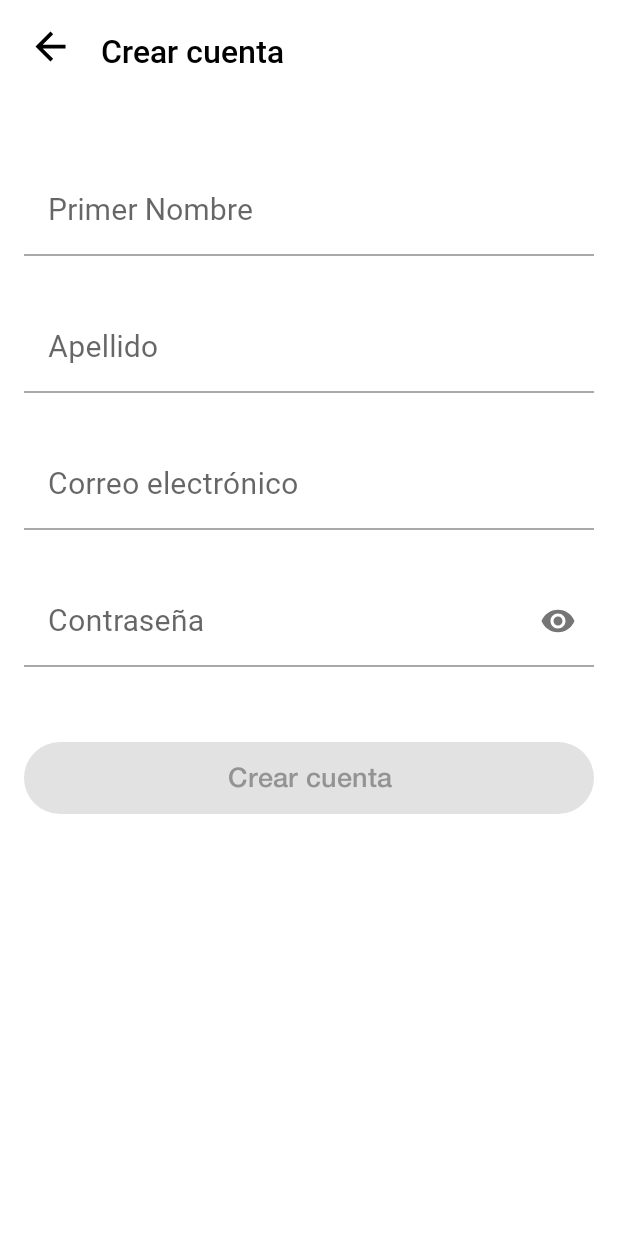
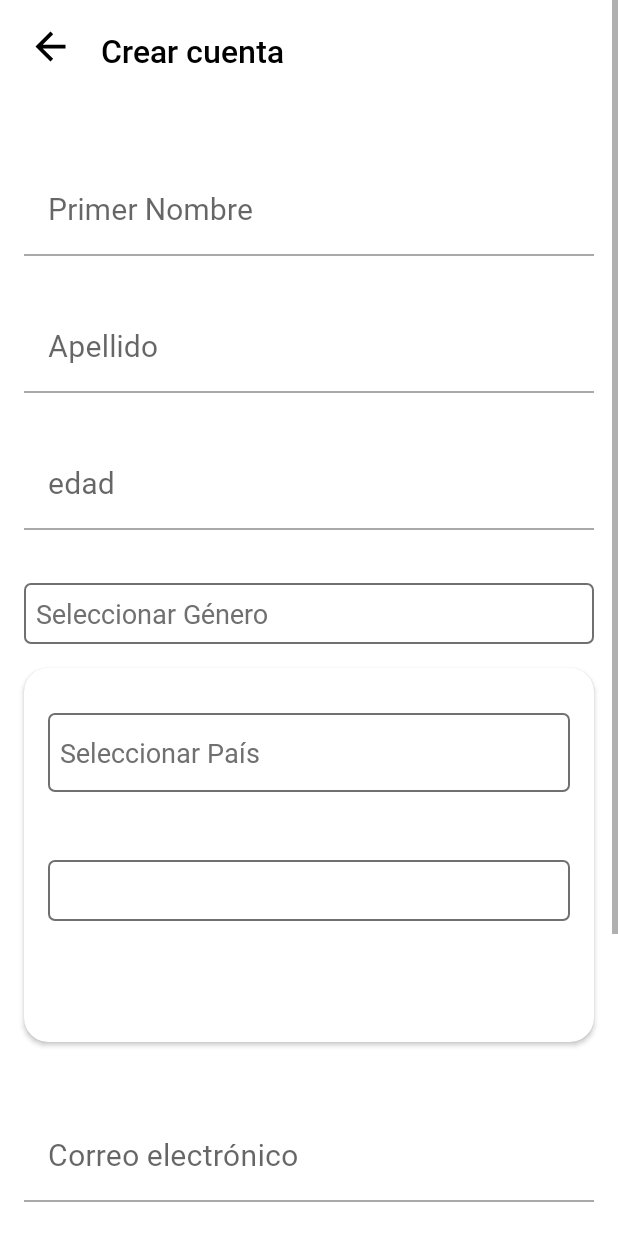
Before and after one commit to tatangames/abbaAndroid, an Android app: the screen it shows after launch (LoginActivity), after a tap on "Registrarse", on a phone screen of 412 x 824 dp. Run offline under Robolectric (Android 15) with nearby library versions, the phone set to English and light mode, and no system bars; our stand-ins replace RxJava, Shimmer; libraries missing offline, so code that uses them is left out: com.developer.kalert, es.dmoral.toasty.

Commit message:
ajustando pantalla de registro

```diff
--- /dev/null
+++ b/app/src/main/java/com/tatanstudios/abba/adaptadores/spinner/AdaptadorSpinnerGenero.java
@@ -0,0 +1,52 @@
+package com.tatanstudios.abba.adaptadores.spinner;
+
+import android.content.Context;
+import android.view.LayoutInflater;
+import android.view.View;
+import android.view.ViewGroup;
+import android.widget.ArrayAdapter;
+import android.widget.TextView;
+
+import androidx.annotation.NonNull;
+import androidx.annotation.Nullable;
+import androidx.core.content.ContextCompat;
+
+import com.tatanstudios.abba.R;
+
+public class AdaptadorSpinnerGenero extends ArrayAdapter<String> {
+
+
+    private Context context;
+
+    public AdaptadorSpinnerGenero(@NonNull Context context, int resource, @NonNull String[] objects) {
+        super(context, resource, objects);
+        this.context = context;
+    }
+
+    @NonNull
+    @Override
+    public View getView(int position, @Nullable View convertView, @NonNull ViewGroup parent) {
+        return createView(position, convertView, parent, position == 0);
+    }
+
+    @Override
+    public View getDropDownView(int position, @Nullable View convertView, @NonNull ViewGroup parent) {
+        return createView(position, convertView, parent, false);
+    }
+
+    private View createView(int position, @Nullable View convertView, @NonNull ViewGroup parent, boolean isFirstItem) {
+        if (convertView == null) {
+            LayoutInflater inflater = LayoutInflater.from(context);
+            convertView = inflater.inflate(R.layout.spinner_item_layout, parent, false);
+        }
+
+        TextView textView = convertView.findViewById(android.R.id.text1);
+        textView.setText(getItem(position));
+
+        // Color del texto para el primer elemento
+        int textColor = isFirstItem ? ContextCompat.getColor(context, R.color.colorTextoGris) : ContextCompat.getColor(context, R.color.black);
+        textView.setTextColor(textColor);
+
+        return convertView;
+    }
+}
--- /dev/null
+++ b/app/src/main/java/com/tatanstudios/abba/adaptadores/spinner/AdaptadorSpinnerIglesia.java
@@ -0,0 +1,52 @@
+package com.tatanstudios.abba.adaptadores.spinner;
+
+import android.content.Context;
+import android.view.LayoutInflater;
+import android.view.View;
+import android.view.ViewGroup;
+import android.widget.ArrayAdapter;
+import android.widget.TextView;
+
+import androidx.annotation.NonNull;
+import androidx.annotation.Nullable;
+import androidx.core.content.ContextCompat;
+
+import com.tatanstudios.abba.R;
+
+public class AdaptadorSpinnerIglesia extends ArrayAdapter<String> {
+
+
+    private Context context;
+
+    public AdaptadorSpinnerIglesia(@NonNull Context context, int resource, @NonNull String[] objects) {
+        super(context, resource, objects);
+        this.context = context;
+    }
+
+    @NonNull
+    @Override
+    public View getView(int position, @Nullable View convertView, @NonNull ViewGroup parent) {
+        return createView(position, convertView, parent, position == 0);
+    }
+
+    @Override
+    public View getDropDownView(int position, @Nullable View convertView, @NonNull ViewGroup parent) {
+        return createView(position, convertView, parent, false);
+    }
+
+    private View createView(int position, @Nullable View convertView, @NonNull ViewGroup parent, boolean isFirstItem) {
+        if (convertView == null) {
+            LayoutInflater inflater = LayoutInflater.from(context);
+            convertView = inflater.inflate(R.layout.spinner_item_layout, parent, false);
+        }
+
+        TextView textView = convertView.findViewById(android.R.id.text1);
+        textView.setText(getItem(position));
+
+        // Color del texto para el primer elemento
+        int textColor = ContextCompat.getColor(context, R.color.black);
+        textView.setTextColor(textColor);
+
+        return convertView;
+    }
+}
--- /dev/null
+++ b/app/src/main/java/com/tatanstudios/abba/adaptadores/spinner/AdaptadorSpinnerPais.java
@@ -0,0 +1,71 @@
+package com.tatanstudios.abba.adaptadores.spinner;
+
+import android.content.Context;
+import android.view.LayoutInflater;
+import android.view.View;
+import android.view.ViewGroup;
+import android.widget.ArrayAdapter;
+import android.widget.ImageView;
+import android.widget.TextView;
+
+import androidx.annotation.NonNull;
+import androidx.annotation.Nullable;
+import androidx.core.content.ContextCompat;
+
+import com.tatanstudios.abba.R;
+
+public class AdaptadorSpinnerPais extends ArrayAdapter<String> {
+
+
+    private Context context;
+
+    public AdaptadorSpinnerPais(@NonNull Context context, int resource, @NonNull String[] objects) {
+        super(context, resource, objects);
+        this.context = context;
+    }
+
+    @NonNull
+    @Override
+    public View getView(int position, @Nullable View convertView, @NonNull ViewGroup parent) {
+        return createView(position, convertView, parent, position == 0);
+    }
+
+    @Override
+    public View getDropDownView(int position, @Nullable View convertView, @NonNull ViewGroup parent) {
+        return createView(position, convertView, parent, false);
+    }
+
+    private View createView(int position, @Nullable View convertView, @NonNull ViewGroup parent, boolean isFirstItem) {
+        if (convertView == null) {
+            LayoutInflater inflater = LayoutInflater.from(context);
+            convertView = inflater.inflate(R.layout.spinner_item_img_layout, parent, false);
+        }
+
+
+        ImageView imgBandera = convertView.findViewById(R.id.imageView);
+
+        switch (position) {
+            case 0:
+                imgBandera.setVisibility(View.GONE);
+                break;
+            case 1:
+                imgBandera.setImageResource(R.drawable.flag_elsalvador);
+                break;
+            case 2:
+                imgBandera.setImageResource(R.drawable.flag_guatemala);
+                break;
+            default:
+                imgBandera.setVisibility(View.INVISIBLE);
+                break;
+        }
+
+        TextView textView = convertView.findViewById(android.R.id.text1);
+        textView.setText(getItem(position));
+
+        // Color del texto para el primer elemento
+        int textColor = isFirstItem ? ContextCompat.getColor(context, R.color.colorTextoGris) : ContextCompat.getColor(context, R.color.black);
+        textView.setTextColor(textColor);
+
+        return convertView;
+    }
+}
--- /dev/null
+++ b/app/src/main/java/com/tatanstudios/abba/adaptadores/spinner/AdaptadorSpinnerZona.java
@@ -0,0 +1,53 @@
+package com.tatanstudios.abba.adaptadores.spinner;
+
+import android.content.Context;
+import android.view.LayoutInflater;
+import android.view.View;
+import android.view.ViewGroup;
+import android.widget.ArrayAdapter;
+import android.widget.ImageView;
+import android.widget.TextView;
+
+import androidx.annotation.NonNull;
+import androidx.annotation.Nullable;
+import androidx.core.content.ContextCompat;
+
+import com.tatanstudios.abba.R;
+
+public class AdaptadorSpinnerZona extends ArrayAdapter<String> {
+
+
+    private Context context;
+
+    public AdaptadorSpinnerZona(@NonNull Context context, int resource, @NonNull String[] objects) {
+        super(context, resource, objects);
+        this.context = context;
+    }
+
+    @NonNull
+    @Override
+    public View getView(int position, @Nullable View convertView, @NonNull ViewGroup parent) {
+        return createView(position, convertView, parent, position == 0);
+    }
+
+    @Override
+    public View getDropDownView(int position, @Nullable View convertView, @NonNull ViewGroup parent) {
+        return createView(position, convertView, parent, false);
+    }
+
+    private View createView(int position, @Nullable View convertView, @NonNull ViewGroup parent, boolean isFirstItem) {
+        if (convertView == null) {
+            LayoutInflater inflater = LayoutInflater.from(context);
+            convertView = inflater.inflate(R.layout.spinner_item_layout, parent, false);
+        }
+
+        TextView textView = convertView.findViewById(android.R.id.text1);
+        textView.setText(getItem(position));
+
+        // Color del texto para el primer elemento
+        int textColor = ContextCompat.getColor(context, R.color.black);
+        textView.setTextColor(textColor);
+
+        return convertView;
+    }
+}
--- a/app/src/main/java/com/tatanstudios/abba/fragmentos/registro/FragmentRegistro.java
+++ b/app/src/main/java/com/tatanstudios/abba/fragmentos/registro/FragmentRegistro.java
@@ -17,10 +17,13 @@ import android.view.LayoutInflater;
 import android.view.View;
 import android.view.ViewGroup;
 import android.view.inputmethod.InputMethodManager;
+import android.widget.AdapterView;
+import android.widget.ArrayAdapter;
 import android.widget.Button;
 import android.widget.ImageView;
 import android.widget.ProgressBar;
 import android.widget.RelativeLayout;
+import android.widget.Spinner;
 import android.widget.Toast;
 
 import androidx.core.content.ContextCompat;
@@ -31,11 +34,16 @@ import com.google.android.material.textfield.TextInputEditText;
 import com.google.android.material.textfield.TextInputLayout;
 import com.tatanstudios.abba.R;
 import com.tatanstudios.abba.activitys.principal.PrincipalActivity;
+import com.tatanstudios.abba.adaptadores.spinner.AdaptadorSpinnerGenero;
+import com.tatanstudios.abba.adaptadores.spinner.AdaptadorSpinnerPais;
+import com.tatanstudios.abba.adaptadores.spinner.AdaptadorSpinnerZona;
 import com.tatanstudios.abba.network.ApiService;
 import com.tatanstudios.abba.network.RetrofitBuilder;
 import com.tatanstudios.abba.network.TokenManager;
 
 
+import java.util.HashMap;
+import java.util.Map;
 import java.util.Objects;
 
 import es.dmoral.toasty.Toasty;
@@ -60,6 +68,7 @@ public class FragmentRegistro extends Fragment {
     private boolean boolCorreo, boolContrasena = false;
     private TokenManager tokenManager;
 
+    private Spinner spinGenero, spinPais, spinZona, iglesiaSpinner;
 
     @Override
     public View onCreateView(LayoutInflater inflater, ViewGroup container, Bundle savedInstanceState) {
@@ -79,10 +88,15 @@ public class FragmentRegistro extends Fragment {
         edtContrasena = vista.findViewById(R.id.edtContrasena);
         rootRelative = vista.findViewById(R.id.rootRelative);
 
+        spinGenero = vista.findViewById(R.id.generoSpinner);
+        spinPais = vista.findViewById(R.id.paisSpinner);
+        spinZona = vista.findViewById(R.id.zonaSpinner);
+        iglesiaSpinner = vista.findViewById(R.id.iglesiaSpinner);
+
+
         btnRegistro = vista.findViewById(R.id.btnRegistro);
         btnRegistro.setEnabled(false);
         tokenManager = TokenManager.getInstance(getActivity().getSharedPreferences("prefs", MODE_PRIVATE));
-
 
         int colorProgress = ContextCompat.getColor(requireContext(), R.color.colorProgress);
 
@@ -107,6 +121,8 @@ public class FragmentRegistro extends Fragment {
             confirmarRegistro();
         });
 
+        // llenar los spinner
+        llenarSpinner();
 
         edtNombre.addTextChangedListener(new TextWatcher() {
             @Override
@@ -215,6 +231,82 @@ public class FragmentRegistro extends Fragment {
 
 
         return vista;
+    }
+
+    private void llenarSpinner(){
+
+        String[] listaGeneros = getResources().getStringArray(R.array.generos_array);
+
+        AdaptadorSpinnerGenero generoAdapter = new AdaptadorSpinnerGenero(getContext(), android.R.layout.simple_spinner_item, listaGeneros);
+        generoAdapter.setDropDownViewResource(android.R.layout.simple_spinner_dropdown_item);
+
+        spinGenero.setAdapter(generoAdapter);
+
+
+        // ***************************
+
+        String[] listaPais = getResources().getStringArray(R.array.pais_array);
+
+        AdaptadorSpinnerPais paisAdapter = new AdaptadorSpinnerPais(getContext(), android.R.layout.simple_spinner_item, listaPais);
+        paisAdapter.setDropDownViewResource(android.R.layout.simple_spinner_dropdown_item);
+
+        spinPais.setAdapter(paisAdapter);
+
+
+        // ***************************
+
+        // Define los conjuntos de datos para ambos Spinners
+        final String[] pais = getResources().getStringArray(R.array.pais_array);
+        final Map<String, String[]> subZonasMap = new HashMap<>();
+        subZonasMap.put(pais[0], getResources().getStringArray(R.array.vacio_array));
+        subZonasMap.put(pais[1], getResources().getStringArray(R.array.areas_elsalvador_array));
+        subZonasMap.put(pais[2], getResources().getStringArray(R.array.areas_guatemala_array));
+
+
+        ArrayAdapter<String> subZonaAdapter = new ArrayAdapter<>(getContext(), android.R.layout.simple_spinner_item, new String[]{});
+        subZonaAdapter.setDropDownViewResource(android.R.layout.simple_spinner_dropdown_item);
+        spinZona.setAdapter(subZonaAdapter);
+
+
+        spinPais.setOnItemSelectedListener(new AdapterView.OnItemSelectedListener() {
+            @Override
+            public void onItemSelected(AdapterView<?> parentView, View selectedItemView, int position, long id) {
+                // Actualiza el conjunto de datos del segundo Spinner según la posición seleccionada
+                String selectedGenero = pais[position];
+                String[] subGeneros = subZonasMap.get(selectedGenero);
+                updateSubGeneroSpinner(spinZona, subGeneros);
+            }
+
+            @Override
+            public void onNothingSelected(AdapterView<?> parentView) {
+                // Implementa según sea necesario
+            }
+        });
+
+
+
+        //**************************
+
+       /* final String[] zonas = getResources().getStringArray(R.array.pais_array);
+        final Map<String, String[]> subZonasMap = new HashMap<>();
+        subZonasMap.put(zonas[0], getResources().getStringArray(R.array.vacio_array));
+        subZonasMap.put(zonas[1], getResources().getStringArray(R.array.areas_elsalvador_array));
+        subZonasMap.put(zonas[2], getResources().getStringArray(R.array.areas_guatemala_array));
+        */
+
+
+
+    }
+
+    private void updateSubGeneroSpinner(Spinner subZonasSpinner, String[] subZonas) {
+        // Actualiza el adaptador del segundo Spinner con el nuevo conjunto de datos
+        /*ArrayAdapter<String> subGeneroAdapter = new ArrayAdapter<>(getContext(), android.R.layout.simple_spinner_item, subGeneros);
+        subGeneroAdapter.setDropDownViewResource(android.R.layout.simple_spinner_dropdown_item);
+        subGeneroSpinner.setAdapter(subGeneroAdapter);*/
+
+        AdaptadorSpinnerZona zonaAdapter = new AdaptadorSpinnerZona(getContext(), R.layout.spinner_item_layout, subZonas);
+        zonaAdapter.setDropDownViewResource(android.R.layout.simple_spinner_dropdown_item);
+        subZonasSpinner.setAdapter(zonaAdapter);
     }
 
     private void verificarEntradas(){
--- /dev/null
+++ b/app/src/main/res/drawable/spinner_border.xml
@@ -0,0 +1,9 @@
+<?xml version="1.0" encoding="utf-8"?>
+<shape xmlns:android="http://schemas.android.com/apk/res/android"
+    android:shape="rectangle">
+    <solid android:color="#FFFFFF" />
+    <corners android:radius="4dp" />
+    <stroke
+        android:color="@color/colorTextoGris"
+    android:width="1dp" />
+</shape>
--- a/app/src/main/res/layout/fragment_login.xml
+++ b/app/src/main/res/layout/fragment_login.xml
@@ -51,7 +51,7 @@
                     android:text="@string/bienvenidos_a_abba_app"
                     android:lineSpacingExtra="12dp"
                     android:textColor="@color/black"
-                    android:textSize="26sp"
+                    android:textSize="24sp"
                     app:layout_constraintEnd_toEndOf="parent"
                     app:layout_constraintStart_toStartOf="parent"
                     app:layout_constraintTop_toTopOf="parent" />
@@ -108,7 +108,7 @@
                 android:gravity="center"
                 android:text="@string/levantado_el_ejercito"
                 android:textColor="@color/black"
-                android:textSize="22sp"
+                android:textSize="21sp"
                 app:layout_constraintBottom_toBottomOf="parent"
                 app:layout_constraintEnd_toEndOf="parent"
                 app:layout_constraintHorizontal_bias="0.0"
--- a/app/src/main/res/layout/fragment_registro.xml
+++ b/app/src/main/res/layout/fragment_registro.xml
@@ -116,13 +116,11 @@
                     app:hintTextAppearance="@style/Style_HintInput" />
 
 
-
             </com.google.android.material.textfield.TextInputLayout>
 
 
             <com.google.android.material.textfield.TextInputLayout
-
-                android:id="@+id/inputCorreo"
+                android:id="@+id/inputEdad"
                 style="@style/Style_TextInput"
                 android:layout_width="match_parent"
                 android:layout_height="wrap_content"
@@ -137,6 +135,108 @@
                 app:layout_constraintEnd_toEndOf="parent"
                 app:layout_constraintStart_toStartOf="parent"
                 app:layout_constraintTop_toBottomOf="@+id/inputApellido">
+
+                <com.google.android.material.textfield.TextInputEditText
+                    android:id="@+id/edtEdad"
+                    android:layout_width="match_parent"
+                    android:layout_height="wrap_content"
+                    android:background="@android:color/transparent"
+                    android:fontFamily="@font/roboto_regular"
+                    android:hint="@string/edad"
+                    android:inputType="number"
+                    android:maxLength="3"
+                    android:textColor="@color/black"
+                    android:textSize="20sp"
+                    android:textStyle="normal"
+                    app:hintTextAppearance="@style/Style_HintInput" />
+
+            </com.google.android.material.textfield.TextInputLayout>
+
+
+            <Spinner
+                android:id="@+id/generoSpinner"
+                android:layout_width="match_parent"
+                android:layout_height="wrap_content"
+                android:layout_marginStart="16dp"
+                android:layout_marginTop="35dp"
+                android:layout_marginEnd="16dp"
+                android:background="@drawable/spinner_border"
+                app:layout_constraintEnd_toEndOf="parent"
+                app:layout_constraintStart_toStartOf="parent"
+                app:layout_constraintTop_toBottomOf="@+id/inputEdad"/>
+
+
+
+            <androidx.cardview.widget.CardView
+                android:id="@+id/micardview"
+                android:layout_width="match_parent"
+                android:layout_height="wrap_content"
+                android:layout_margin="16dp"
+                app:cardCornerRadius="16dp"
+                android:layout_marginTop="35dp"
+                app:layout_constraintEnd_toEndOf="parent"
+                app:layout_constraintStart_toStartOf="parent"
+                app:layout_constraintTop_toBottomOf="@+id/generoSpinner">
+
+                <!-- Contenido de la tarjeta -->
+                <LinearLayout
+                    android:layout_width="match_parent"
+                    android:layout_height="wrap_content"
+                    android:orientation="vertical">
+
+
+                    <Spinner
+                        android:id="@+id/paisSpinner"
+                        android:layout_width="match_parent"
+                        android:layout_height="wrap_content"
+                        android:layout_marginStart="16dp"
+                        android:layout_marginTop="30dp"
+                        android:layout_marginEnd="16dp"
+                        android:background="@drawable/spinner_border" />
+
+
+                    <Spinner
+                        android:id="@+id/zonaSpinner"
+                        android:layout_width="match_parent"
+                        android:layout_height="wrap_content"
+                        android:layout_marginStart="16dp"
+                        android:layout_marginTop="45dp"
+                        android:layout_marginEnd="16dp"
+                        android:background="@drawable/spinner_border" />
+
+
+                    <Spinner
+                        android:id="@+id/iglesiaSpinner"
+                        android:layout_width="match_parent"
+                        android:layout_height="wrap_content"
+                        android:layout_marginStart="16dp"
+                        android:layout_marginTop="45dp"
+                        android:layout_marginEnd="16dp"
+                        android:layout_marginBottom="35dp"
+                        android:background="@drawable/spinner_border" />
+
+
+                </LinearLayout>
+            </androidx.cardview.widget.CardView>
+
+
+            <com.google.android.material.textfield.TextInputLayout
+
+                android:id="@+id/inputCorreo"
+                style="@style/Style_TextInput"
+                android:layout_width="match_parent"
+                android:layout_height="wrap_content"
+                android:layout_marginStart="16dp"
+                android:layout_marginTop="45dp"
+                android:layout_marginEnd="16dp"
+                app:boxStrokeColor="@color/selector_line_color"
+                app:boxStrokeWidth="1dp"
+                app:errorIconDrawable="@null"
+                app:errorTextAppearance="@style/Style_ErrorInput"
+                app:hintTextColor="@color/colorTextoGris"
+                app:layout_constraintEnd_toEndOf="parent"
+                app:layout_constraintStart_toStartOf="parent"
+                app:layout_constraintTop_toBottomOf="@+id/micardview">
 
                 <com.google.android.material.textfield.TextInputEditText
                     android:id="@+id/edtCorreo"
@@ -204,9 +304,9 @@
                 android:paddingTop="5dp"
                 android:paddingBottom="5dp"
                 android:text="@string/crear_cuenta"
+                android:textAllCaps="false"
                 android:textColor="@color/colorGrisBotonRegistroTexto"
                 android:textSize="18sp"
-                android:textAllCaps="false"
                 app:layout_constraintBottom_toBottomOf="parent"
                 app:layout_constraintEnd_toEndOf="parent"
                 app:layout_constraintStart_toStartOf="parent"
--- /dev/null
+++ b/app/src/main/res/layout/spinner_item_img_layout.xml
@@ -0,0 +1,27 @@
+<?xml version="1.0" encoding="utf-8"?>
+<LinearLayout
+xmlns:android="http://schemas.android.com/apk/res/android"
+android:layout_width="match_parent"
+android:layout_height="wrap_content"
+android:orientation="horizontal"
+android:gravity="center_vertical">
+
+    <ImageView
+        android:id="@+id/imageView"
+        android:layout_width="34dp"
+        android:layout_height="34dp"
+        android:layout_marginStart="16dp"
+        android:layout_marginEnd="8dp"/>
+
+    <TextView
+        android:id="@android:id/text1"
+        android:layout_width="match_parent"
+        android:layout_height="wrap_content"
+        android:layout_marginTop="6dp"
+        android:layout_marginBottom="6dp"
+        android:fontFamily="@font/roboto_regular"
+        android:padding="8dp"
+        android:textColor="@color/black"
+        android:textSize="18sp" />
+
+</LinearLayout>
--- /dev/null
+++ b/app/src/main/res/layout/spinner_item_layout.xml
@@ -0,0 +1,11 @@
+<?xml version="1.0" encoding="utf-8"?>
+<TextView xmlns:android="http://schemas.android.com/apk/res/android"
+    android:id="@android:id/text1"
+    android:layout_width="match_parent"
+    android:layout_height="wrap_content"
+    android:layout_marginTop="6dp"
+    android:layout_marginBottom="6dp"
+    android:fontFamily="@font/roboto_regular"
+    android:padding="8dp"
+    android:textColor="@color/black"
+    android:textSize="18sp" />
--- a/app/src/main/res/values/strings.xml
+++ b/app/src/main/res/values/strings.xml
@@ -68,9 +68,57 @@
 
 
     <string name="bienvenidos_a_abba_app">Bienvenidos a Abba App</string>
-    <string name="levantado_el_ejercito">Levantando el ejército poderoso de Dios</string>
+    <string name="levantado_el_ejercito">\"Levantando el ejército poderoso de Dios\"</string>
+    <string name="edad">edad</string>
+    <string name="telefono">Teléfono</string>
+    <string name="pais">País</string>
+    <string name="area">Área</string>
+    <string name="iglesia">Iglesia</string>
 
+    <string-array name="generos_array">
+        <item>Seleccionar Género</item>
+        <item>Masculino</item>
+        <item>Femenino</item>
+    </string-array>
 
+    <string-array name="pais_array">
+        <item>Seleccionar País</item>
+        <item>El Salvador</item>
+        <item>Guatemala</item>
+    </string-array>
+
+    <string-array name="areas_elsalvador_array">
+        <item>Seleccionar Área</item>
+        <item>Arena 1</item>
+        <item>Arena 2</item>
+        <item>Arena 3</item>
+        <item>Arena 4</item>
+    </string-array>
+
+    <string-array name="areas_guatemala_array">
+        <item>Seleccionar Área</item>
+        <item>Arena 1</item>
+        <item>Arena 2</item>
+    </string-array>
+
+    <string-array name="iglesias_elsalvador_array">
+        <item>Seleccionar Iglesia</item>
+        <item>Igesia 1</item>
+        <item>Igesia 2</item>
+        <item>Igesia 3</item>
+        <item>Igesia sv 4</item>
+        <item>Igesia sv 5</item>
+    </string-array>
+
+    <string-array name="iglesias_guatemala_array">
+        <item>Seleccionar Iglesia</item>
+        <item>Igesia gg 1</item>
+        <item>Igesia gg 2</item>
+    </string-array>
+
+    <string-array name="vacio_array">
+        <item></item>
+    </string-array>
 
 
 
```
Also changed, not shown: app/src/main/res/drawable/flag_elsalvador.png (added), app/src/main/res/drawable/flag_guatemala.png (added), 2 other files.
